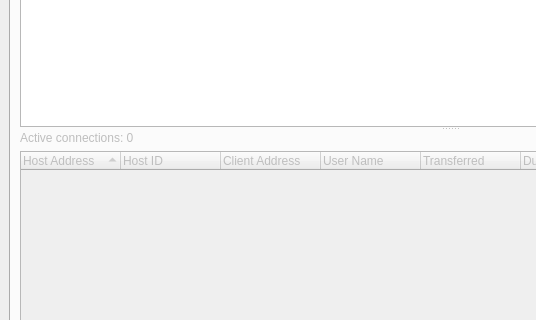
The window that source/client/ui/router_manager_window.ui (dchapyshev/aspia) describes before a commit, drawn with Qt 5; both pictures show x 0 to 536 and y 120 to 440 of the 899 by 523 pixel window.
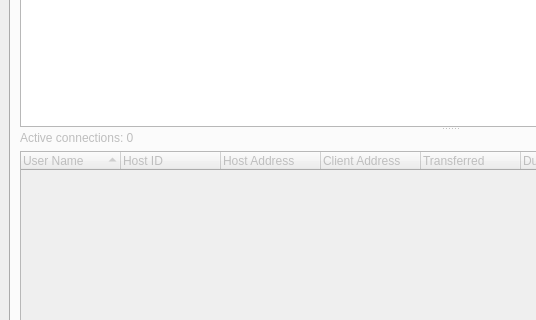
The same window after the commit. The open tabs and pages were chosen to show the change. Icons and pictures are not drawn.

Commit message: Reorder columns.

The edit to the form file:
```diff
--- a/source/client/ui/router_manager_window.ui
+++ b/source/client/ui/router_manager_window.ui
@@ -241,7 +241,7 @@
               </property>
               <column>
                <property name="text">
-                <string>Host Address</string>
+                <string>User Name</string>
                </property>
               </column>
               <column>
@@ -249,16 +249,16 @@
                 <string>Host ID</string>
                </property>
               </column>
+              <column>
+               <property name="text">
+                <string>Host Address</string>
+               </property>
+              </column>
               <column>
                <property name="text">
                 <string>Client Address</string>
                </property>
               </column>
-              <column>
-               <property name="text">
-                <string>User Name</string>
-               </property>
-              </column>
               <column>
                <property name="text">
                 <string>Transferred</string>
```
The commit also changes 23 other files.
